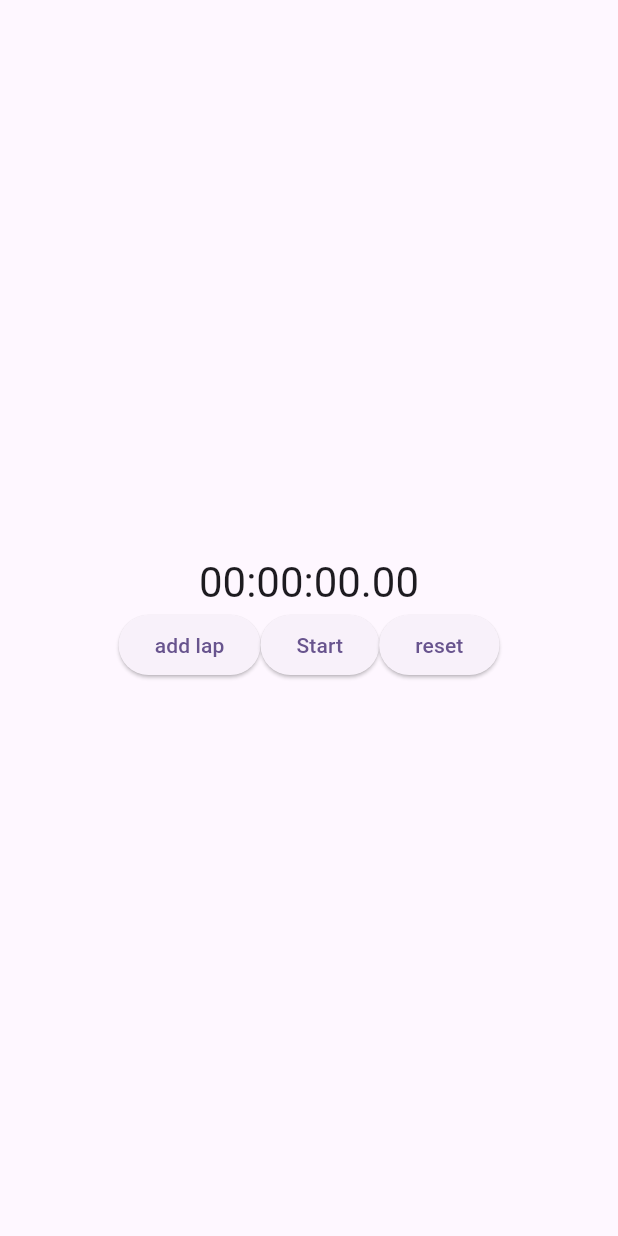
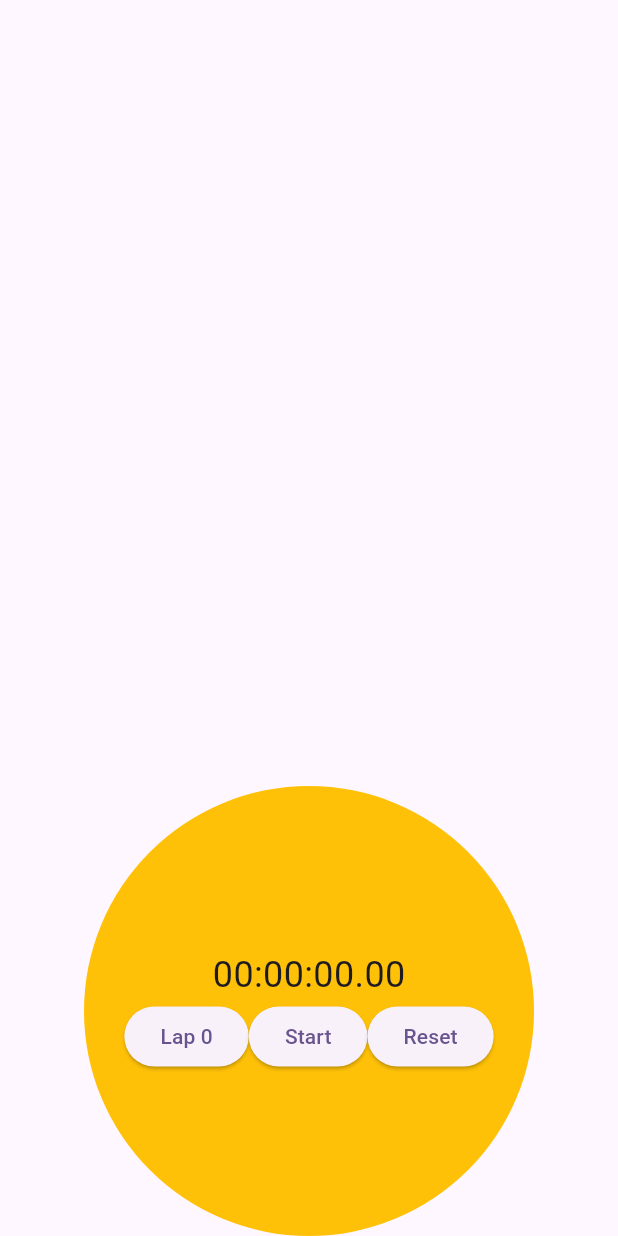
Before and after one commit to paulorobertocruz/stopwatch, a Flutter app: the screen it shows after launch, on a phone screen of 412 x 824 dp. Run offline on Flutter 3.47's test engine with Material 3 defaults, Android fonts, the phone set to English and light mode, and no system bars; our stand-ins replace stop_watch_timer.

Commit message:
refactor widget tree

```diff
--- /dev/null
+++ b/lib/app.dart
@@ -0,0 +1,19 @@
+import 'package:flutter/material.dart';
+
+import 'pages/stopwatch/stopwatch_page.dart';
+
+class App extends StatelessWidget {
+  const App({super.key});
+
+  @override
+  Widget build(BuildContext context) {
+    return MaterialApp(
+      title: 'StopWatch',
+      theme: ThemeData(
+        colorScheme: ColorScheme.fromSeed(seedColor: Colors.deepPurple),
+        useMaterial3: true,
+      ),
+      home: const StopWatchPage(),
+    );
+  }
+}
--- a/lib/main.dart
+++ b/lib/main.dart
@@ -1,94 +1,7 @@
 import 'package:flutter/material.dart';
-import 'package:stop_watch_timer/stop_watch_timer.dart';
+
+import 'app.dart';
 
 void main() {
   runApp(const App());
 }
-
-class App extends StatelessWidget {
-  const App({super.key});
-
-  @override
-  Widget build(BuildContext context) {
-    return MaterialApp(
-      title: 'StopWatch',
-      theme: ThemeData(
-        colorScheme: ColorScheme.fromSeed(seedColor: Colors.deepPurple),
-        useMaterial3: true,
-      ),
-      home: const MyHomePage(title: 'StopWatch'),
-    );
-  }
-}
-
-class MyHomePage extends StatefulWidget {
-  const MyHomePage({super.key, required this.title});
-  final String title;
-
-  @override
-  State<MyHomePage> createState() => _MyHomePageState();
-}
-
-class _MyHomePageState extends State<MyHomePage> {
-  StopWatchTimer timer = StopWatchTimer();
-
-  String get playTitle {
-    if (timer.isRunning) return "Stop";
-    return "Start";
-  }
-
-  @override
-  Widget build(BuildContext context) {
-    return Scaffold(
-      body: Center(
-        child: Column(
-          mainAxisAlignment: MainAxisAlignment.center,
-          children: <Widget>[
-            StreamBuilder(
-                stream: timer.rawTime,
-                builder: (context, snapshot) {
-                  return Text(
-                    StopWatchTimer.getDisplayTime(snapshot.data ?? 0),
-                    style: Theme.of(context).textTheme.headlineMedium,
-                  );
-                }),
-            Row(
-              mainAxisAlignment: MainAxisAlignment.center,
-              children: [
-                ElevatedButton(
-                  onPressed: () {
-                    timer.onAddLap();
-                  },
-                  child: const Text("add lap"),
-                ),
-                ElevatedButton(
-                  onPressed: () {
-                    setState(() {
-                      if (timer.isRunning) {
-                        timer.onStopTimer();
-                      } else {
-                        timer.onStartTimer();
-                      }
-                    });
-                  },
-                  child: Text(playTitle),
-                ),
-                ElevatedButton(
-                  onPressed: () {
-                    timer.onResetTimer();
-                  },
-                  child: Text("reset"),
-                ),
-              ],
-            ),
-            StreamBuilder(stream: timer.records, builder: (context, snapshot){
-              final records = snapshot.data ?? [];
-
-              return Column(children: records.map((e) => Text(StopWatchTimer.getDisplayTime(e.rawValue ?? 0))).toList(),);
-            }),
-          ],
-        ),
-      ),
-    );
-  }
-}
--- /dev/null
+++ b/lib/pages/stopwatch/stopwatch_page.dart
@@ -0,0 +1,91 @@
+import 'package:flutter/material.dart';
+import 'package:stop_watch_timer/stop_watch_timer.dart';
+
+import 'widgets/record_add_button_widget.dart';
+import 'widgets/record_list_widget.dart';
+import 'widgets/start_stop_button_widget.dart';
+import 'widgets/time_widget.dart';
+
+class StopWatchPage extends StatefulWidget {
+  const StopWatchPage({
+    super.key,
+  });
+
+  @override
+  State<StopWatchPage> createState() => _StopWatchPageState();
+}
+
+class _StopWatchPageState extends State<StopWatchPage> {
+  StopWatchTimer timer = StopWatchTimer();
+
+  @override
+  Widget build(BuildContext context) {
+    return Scaffold(
+      body: Stack(
+        children: [
+          Positioned(
+            child: Center(
+              child: SizedBox(
+                width: double.infinity,
+                child: RecordListWidget(
+                  records: timer.records,
+                ),
+              ),
+            ),
+          ),
+          Positioned(
+            left: 0,
+            right: 0,
+            bottom: 0,
+            child: Center(
+              child: Container(
+                width: 300,
+                height: 300,
+                decoration: BoxDecoration(
+                  color: Colors.amber,
+                  borderRadius: BorderRadius.circular(150),
+                ),
+                child: Column(
+                    mainAxisAlignment: MainAxisAlignment.center,
+                    children: [
+                      TimeWidget(rawTime: timer.rawTime),
+                      Row(
+                        mainAxisAlignment: MainAxisAlignment.center,
+                        children: [
+                          RecordAddButtonWidget(
+                            addLap: () {
+                              timer.onAddLap();
+                            },
+                            records: timer.records,
+                          ),
+                          StartStopButtonWiget(
+                            isRunning: timer.isRunning,
+                            onToggle: () {
+                              setState(() {
+                                if (timer.isRunning) {
+                                  timer.onStopTimer();
+                                } else {
+                                  timer.onStartTimer();
+                                }
+                              });
+                            },
+                          ),
+                          ElevatedButton(
+                            onPressed: () {
+                              setState(() {
+                                timer.onResetTimer();
+                              });
+                            },
+                            child: const Text("Reset"),
+                          ),
+                        ],
+                      ),
+                    ]),
+              ),
+            ),
+          ),
+        ],
+      ),
+    );
+  }
+}
--- /dev/null
+++ b/lib/pages/stopwatch/widgets/record_add_button_widget.dart
@@ -0,0 +1,28 @@
+
+import 'package:flutter/material.dart';
+import 'package:stop_watch_timer/stop_watch_timer.dart';
+
+class RecordAddButtonWidget extends StatelessWidget {
+  const RecordAddButtonWidget({
+    super.key,
+    required this.addLap,
+    required this.records,
+  });
+
+  final void Function() addLap;
+  final Stream<List<StopWatchRecord>> records;
+
+  @override
+  Widget build(BuildContext context) {
+    return StreamBuilder(
+      stream: records,
+      builder: (context, snap) {
+        final laps = snap.data ?? [];
+        return ElevatedButton(
+          onPressed: addLap,
+          child: Text("Lap ${laps.length}"),
+        );
+      },
+    );
+  }
+}
--- /dev/null
+++ b/lib/pages/stopwatch/widgets/record_list_widget.dart
@@ -0,0 +1,37 @@
+import 'package:flutter/material.dart';
+import 'package:stop_watch_timer/stop_watch_timer.dart';
+
+import 'record_widget.dart';
+
+class RecordListWidget extends StatelessWidget {
+  const RecordListWidget({
+    super.key,
+    required this.records,
+  });
+
+  final Stream<List<StopWatchRecord>> records;
+
+  @override
+  Widget build(BuildContext context) {
+    return StreamBuilder(
+      stream: records,
+      builder: (context, snap) {
+        final records = snap.data ?? [];
+        return SingleChildScrollView(
+          child: Column(
+            children: [
+              for (var index = 0; index < records.length; index++)
+                RecordWidget(
+                  index: index,
+                  time: records[index].rawValue ?? 0,
+                ),
+              const SizedBox(
+                height: 300,
+              ),
+            ],
+          ),
+        );
+      },
+    );
+  }
+}
--- /dev/null
+++ b/lib/pages/stopwatch/widgets/record_widget.dart
@@ -0,0 +1,19 @@
+
+import 'package:flutter/material.dart';
+import 'package:stop_watch_timer/stop_watch_timer.dart';
+
+class RecordWidget extends StatelessWidget {
+  const RecordWidget({
+    super.key,
+    required this.index,
+    required this.time,
+  });
+
+  final int index;
+  final int time;
+
+  @override
+  Widget build(BuildContext context) {
+    return Text("${index + 1} - ${StopWatchTimer.getDisplayTime(time)}");
+  }
+}
--- /dev/null
+++ b/lib/pages/stopwatch/widgets/start_stop_button_widget.dart
@@ -0,0 +1,22 @@
+import 'package:flutter/material.dart';
+
+class StartStopButtonWiget extends StatelessWidget {
+  const StartStopButtonWiget({
+    super.key,
+    required this.isRunning,
+    required this.onToggle,
+  });
+
+  final bool isRunning;
+  final void Function() onToggle;
+
+  String get text => isRunning ? "Stop" : "Start";
+
+  @override
+  Widget build(BuildContext context) {
+    return ElevatedButton(
+      onPressed: onToggle,
+      child: Text(text),
+    );
+  }
+}
--- /dev/null
+++ b/lib/pages/stopwatch/widgets/time_widget.dart
@@ -0,0 +1,25 @@
+import 'package:flutter/material.dart';
+import 'package:stop_watch_timer/stop_watch_timer.dart';
+
+class TimeWidget extends StatelessWidget {
+  const TimeWidget({
+    super.key,
+    required this.rawTime,
+  });
+
+  final Stream<int> rawTime;
+
+  @override
+  Widget build(BuildContext context) {
+    return StreamBuilder(
+        stream: rawTime,
+        builder: (context, snapshot) {
+          return Text(
+            StopWatchTimer.getDisplayTime(snapshot.data ?? 0),
+            style: const TextStyle(
+              fontSize: 24,
+            ),
+          );
+        });
+  }
+}
```
